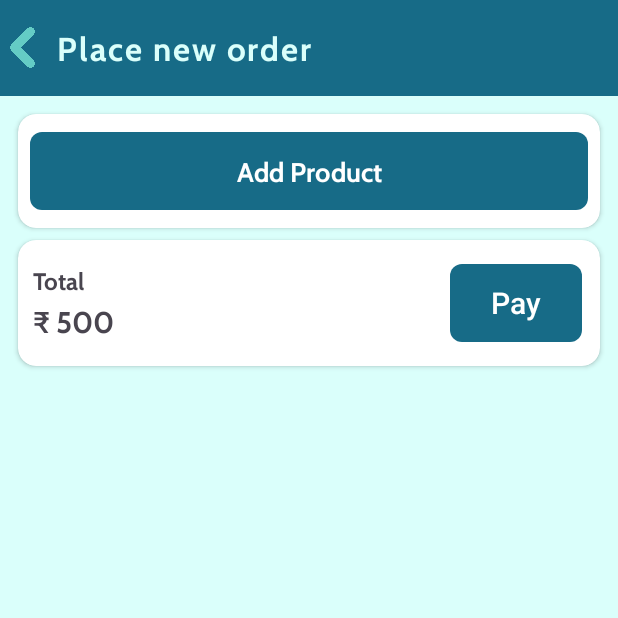
After one commit to c1ph3rj/project_sam_user, an Android app: the NewOrderScreen screen opened directly, with no data from a screen before it, on a phone screen of 412 x 824 dp, the top half of it. The commit adds this screen. Run offline under Robolectric (Android 15) with nearby library versions, the phone set to English and light mode, and no system bars.

```diff
--- a/app/src/main/AndroidManifest.xml
+++ b/app/src/main/AndroidManifest.xml
@@ -5,14 +5,17 @@
     <application
         android:allowBackup="true"
         android:dataExtractionRules="@xml/data_extraction_rules"
+        android:enableOnBackInvokedCallback="true"
         android:fullBackupContent="@xml/backup_rules"
         android:icon="@mipmap/ic_launcher"
         android:label="@string/app_name"
-        android:enableOnBackInvokedCallback="true"
         android:roundIcon="@mipmap/ic_launcher_round"
         android:supportsRtl="true"
         android:theme="@style/Theme.Project_sam_user"
         tools:targetApi="tiramisu">
+        <activity
+            android:name=".neworderpkg.NewOrderScreen"
+            android:exported="false" />
         <activity
             android:name=".loginpkg.LoginScreen"
             android:exported="false" />
--- /dev/null
+++ b/app/src/main/java/com/c1ph3rj/project_sam_user/neworderpkg/NewOrderScreen.java
@@ -0,0 +1,26 @@
+package com.c1ph3rj.project_sam_user.neworderpkg;
+
+import androidx.appcompat.app.AppCompatActivity;
+
+import android.os.Bundle;
+
+import com.c1ph3rj.project_sam_user.R;
+
+public class NewOrderScreen extends AppCompatActivity {
+
+    @Override
+    protected void onCreate(Bundle savedInstanceState) {
+        super.onCreate(savedInstanceState);
+        setContentView(R.layout.activity_new_order_screen);
+
+        init();
+    }
+
+    void init() {
+        try {
+
+        }catch (Exception e){
+            e.printStackTrace();
+        }
+    }
+}
--- a/app/src/main/res/layout/activity_dashboard_screen.xml
+++ b/app/src/main/res/layout/activity_dashboard_screen.xml
@@ -128,6 +128,8 @@
                 android:layout_height="200dp"
                 android:layout_gravity="center"
                 android:contentDescription="cnt"
+                android:padding="20dp"
+                android:layout_margin="20dp"
                 android:id="@+id/noRecordsView"
                 android:src="@drawable/no_records_ic"/>
 
@@ -145,6 +147,7 @@
         android:layout_height="50dp"
         android:background="@color/color4"
         app:itemIconSize="26dp"
+        android:id="@+id/bottomNavMenu"
         app:menu="@menu/bottom_nav_menu"
         app:itemIconTint="@drawable/bottom_nav_icon_colors"
         app:itemActiveIndicatorStyle="@style/Theme.MaterialComponents.Light"
--- /dev/null
+++ b/app/src/main/res/layout/activity_new_order_screen.xml
@@ -0,0 +1,187 @@
+<?xml version="1.0" encoding="utf-8"?>
+<androidx.coordinatorlayout.widget.CoordinatorLayout xmlns:android="http://schemas.android.com/apk/res/android"
+    xmlns:app="http://schemas.android.com/apk/res-auto"
+    xmlns:tools="http://schemas.android.com/tools"
+    android:layout_width="match_parent"
+    android:layout_height="match_parent"
+    android:fitsSystemWindows="true"
+    android:background="@color/color4"
+    tools:context=".neworderpkg.NewOrderScreen">
+
+    <com.google.android.material.appbar.AppBarLayout
+        android:layout_width="match_parent"
+        android:background="@color/color2"
+        android:layout_height="wrap_content">
+
+        <androidx.appcompat.widget.Toolbar
+            android:id="@+id/toolbar"
+            android:layout_width="match_parent"
+            android:layout_height="wrap_content"
+            android:padding="0dp"
+            app:contentInsetStart="0dp"
+            app:layout_scrollFlags="scroll|enterAlways">
+
+            <LinearLayout
+                android:layout_width="match_parent"
+                android:layout_height="wrap_content"
+                android:gravity="center_vertical"
+                android:orientation="horizontal"
+                tools:ignore="UseCompoundDrawables">
+
+                <ImageView
+                    android:layout_width="30dp"
+                    android:layout_height="30dp"
+                    app:tint="@color/color3"
+                    android:id="@+id/backBtn"
+                    android:contentDescription="cnt"
+                    android:src="@drawable/back_ic"/>
+
+                <TextView
+                    android:layout_width="match_parent"
+                    android:layout_height="wrap_content"
+                    android:text="Place new order"
+                    android:textSize="22sp"
+                    android:letterSpacing="0.06"
+                    android:textColor="@color/color4"
+                    android:fontFamily="@font/cabin_bold"
+                    android:padding="8dp"
+                    android:textStyle="bold"/>
+
+            </LinearLayout>
+
+        </androidx.appcompat.widget.Toolbar>
+
+    </com.google.android.material.appbar.AppBarLayout>
+
+    <LinearLayout
+        android:layout_width="match_parent"
+        android:layout_height="match_parent"
+        app:layout_behavior="@string/appbar_scrolling_view_behavior"
+        android:orientation="vertical">
+
+        <LinearLayout
+            android:layout_width="match_parent"
+            android:layout_height="match_parent"
+            android:gravity="center"
+            android:id="@+id/addProductLayout"
+            android:paddingBottom="80dp"
+            android:visibility="gone"
+            android:paddingHorizontal="25dp"
+            android:orientation="vertical">
+
+            <ImageView
+                android:layout_width="180dp"
+                android:layout_height="180dp"
+                android:layout_margin="10dp"
+                android:src="@drawable/add_items"/>
+            <TextView
+                android:layout_width="match_parent"
+                android:layout_height="wrap_content"
+                android:text="Click Here to Start Adding products."
+                android:fontFamily="@font/cabin_condensed_bold"
+                android:textSize="28sp"
+                android:textAlignment="center"
+                android:textColor="@color/color2"/>
+
+        </LinearLayout>
+
+        <ScrollView
+            android:layout_width="match_parent"
+            android:layout_height="match_parent"
+            app:layout_behavior="@string/appbar_scrolling_view_behavior">
+
+            <LinearLayout
+                android:layout_width="match_parent"
+                android:layout_height="wrap_content"
+                android:padding="8dp"
+                android:orientation="vertical">
+
+                <androidx.cardview.widget.CardView
+                    android:layout_width="match_parent"
+                    android:layout_height="wrap_content"
+                    app:contentPadding="4dp"
+                    app:cardCornerRadius="12dp"
+                    android:layout_margin="4dp">
+
+                    <LinearLayout
+                        android:layout_width="match_parent"
+                        android:layout_height="wrap_content"
+                        android:id="@+id/listOfProductsView"
+                        android:orientation="vertical">
+
+                        <ListView
+                            android:layout_width="match_parent"
+                            android:layout_height="wrap_content"
+                            android:id="@+id/products"/>
+
+                        <com.google.android.material.button.MaterialButton
+                            android:layout_width="match_parent"
+                            android:layout_height="60dp"
+                            android:text="Add Product"
+                            android:layout_margin="4dp"
+                            app:cornerRadius="8dp"
+                            android:fontFamily="@font/cabin_bold"
+                            android:textSize="18sp"/>
+
+                    </LinearLayout>
+
+                </androidx.cardview.widget.CardView>
+
+                <androidx.cardview.widget.CardView
+                    android:layout_width="match_parent"
+                    android:layout_height="wrap_content"
+                    app:contentPadding="4dp"
+                    app:cardCornerRadius="12dp"
+                    android:layout_margin="4dp">
+
+                    <LinearLayout
+                        android:layout_width="match_parent"
+                        android:layout_height="wrap_content"
+                        android:id="@+id/productsView"
+                        android:visibility="visible"
+                        android:gravity="center_vertical"
+                        android:orientation="horizontal">
+
+                        <LinearLayout
+                            android:layout_width="match_parent"
+                            android:layout_height="wrap_content"
+                            android:layout_weight="1"
+                            android:layout_margin="6dp"
+                            android:orientation="vertical">
+
+                            <TextView
+                                android:layout_width="match_parent"
+                                android:layout_height="wrap_content"
+                                android:text="Total"
+                                android:fontFamily="@font/cabin_bold"
+                                android:textSize="16sp"/>
+
+                            <TextView
+                                android:layout_width="match_parent"
+                                android:layout_height="wrap_content"
+                                android:text="₹ 500"
+                                android:fontFamily="@font/cabin_bold"
+                                android:textSize="20sp"/>
+
+                        </LinearLayout>
+
+                        <com.google.android.material.button.MaterialButton
+                            android:layout_width="wrap_content"
+                            android:layout_height="60dp"
+                            app:cornerRadius="8dp"
+                            android:layout_margin="8dp"
+                            android:textSize="20sp"
+                            android:id="@+id/submitBtn"
+                            android:text="Pay"/>
+
+                    </LinearLayout>
+
+                </androidx.cardview.widget.CardView>
+
+            </LinearLayout>
+
+        </ScrollView>
+
+    </LinearLayout>
+
+</androidx.coordinatorlayout.widget.CoordinatorLayout>
```
Also changed, not shown: app/src/main/java/com/c1ph3rj/project_sam_user/dashboardpkg/DashboardScreen.java (+62 -33 lines), app/src/main/java/com/c1ph3rj/project_sam_user/dashboardpkg/adapter/CurrentOrdersAdapter.java (+11 -0 lines), app/src/main/res/layout/add_product_layout.xml (added, +146 -0 lines), app/src/main/res/layout/choose_category_layout.xml (added, +57 -0 lines), app/src/main/res/drawable/add_items.png (added), app/src/main/res/drawable/add_product_ic.png (added), app/src/main/res/drawable/back_ic.png (added).
